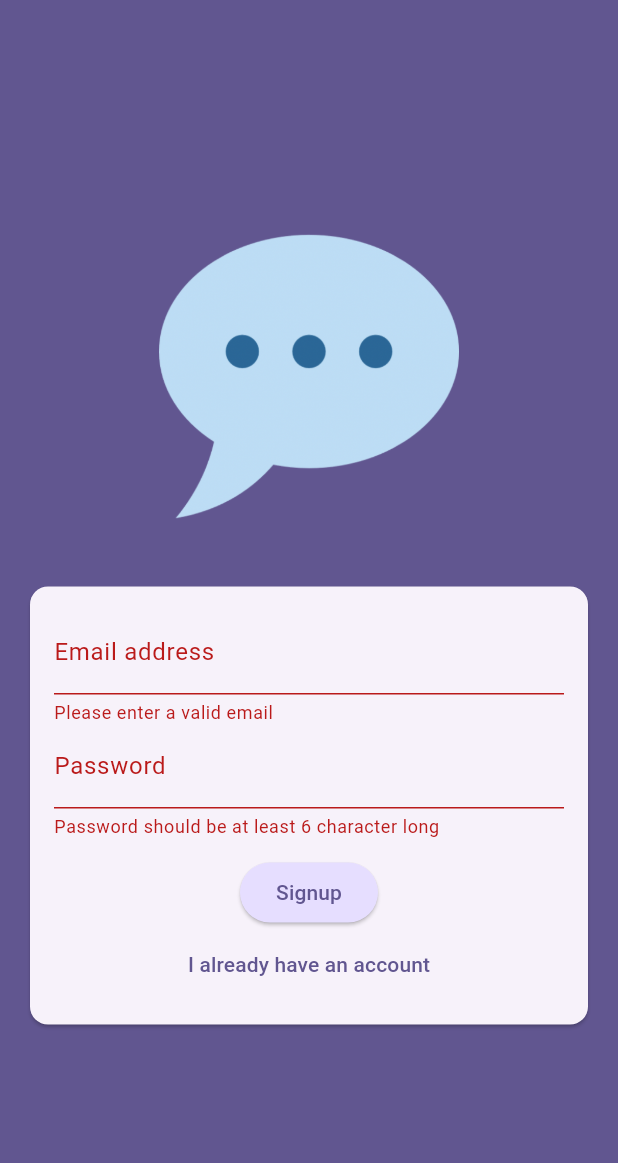
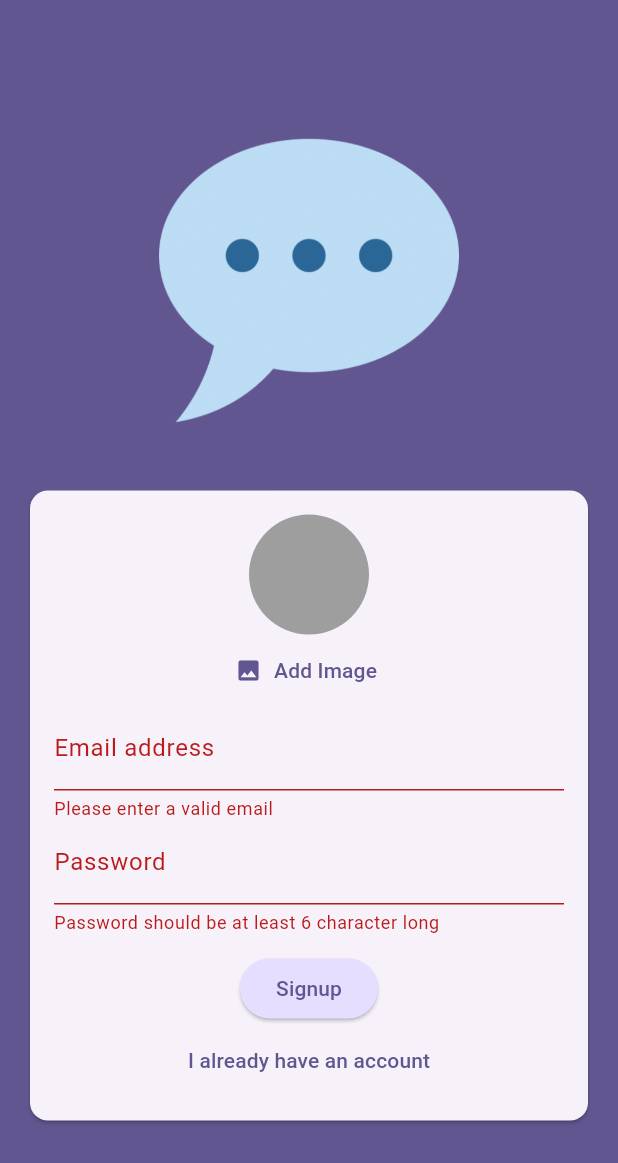
Before and after one commit to praty474/chat_app, a Flutter app: the screen it shows after launch, after a tap on "Login", after a tap on "Create an account", on a phone screen of 412 x 824 dp. Shown: the top 1163 px of the screen. Run offline on Flutter 3.47's test engine with Material 3 defaults, Android fonts, the phone set to English and light mode, and no system bars; our stand-ins replace firebase_auth, firebase_core, firebase_storage, image_picker; accounts and stored records are empty.

Commit message:
image-upload

```diff
--- a/lib/screens/auth.dart
+++ b/lib/screens/auth.dart
@@ -1,6 +1,11 @@
-import 'package:firebase_core/firebase_core.dart';
+import 'dart:io';
+
+import 'package:firebase_storage/firebase_storage.dart';
 import 'package:flutter/material.dart';
 import 'package:firebase_auth/firebase_auth.dart';
+import 'package:chat_app/widgets/user_image_picker.dart';
+
+import 'package:image_picker/image_picker.dart';
 
 final _firebase = FirebaseAuth.instance;
 
@@ -16,30 +21,46 @@ class _AuthScreenState extends State<AuthScreen> {
   var _isLogin = true;
   var _enteredEmail = '';
   var _enteredPassword = '';
+  File? _selectedImage;
+  var _isAuthenticating = false;
 
   void _submit() async {
     final isValid = _form.currentState!.validate();
 
-    if (!isValid) {
+    if (!isValid || !_isLogin && _selectedImage == null) {
       return;
     }
 
     _form.currentState!.save();
+
     try {
+      setState(() {
+        _isAuthenticating = true;
+      });
       if (_isLogin) {
         final userCredentials = _firebase.signInWithEmailAndPassword(
             email: _enteredEmail, password: _enteredPassword);
-
       } else {
         final userCredentials = await _firebase.createUserWithEmailAndPassword(
             email: _enteredEmail, password: _enteredPassword);
 
+        final storageRef = FirebaseStorage.instance
+            .ref()
+            .child('user_images')
+            .child('${userCredentials.user!.uid}.jpg');
+
+        await storageRef.putFile(_selectedImage!);
+        final imageUrl = await storageRef.getDownloadURL();
+        print(imageUrl);
       }
     } on FirebaseAuthException catch (error) {
       if (error.code == 'email-already-in-use') {}
       ScaffoldMessenger.of(context).clearSnackBars();
       ScaffoldMessenger.of(context).showSnackBar(
           SnackBar(content: Text(error.message ?? 'Authentication failed')));
+      setState(() {
+        _isAuthenticating = false;
+      });
     }
   }
 
@@ -70,7 +91,14 @@ class _AuthScreenState extends State<AuthScreen> {
                   child: Form(
                     key: _form,
                     child: Column(
+                      mainAxisSize: MainAxisSize.min,
                       children: [
+                        if (!_isLogin)
+                          UserImagePicker(
+                            onPickedImage: (PickedImage) {
+                              _selectedImage = PickedImage;
+                            },
+                          ),
                         TextFormField(
                           decoration:
                               const InputDecoration(labelText: 'Email address'),
@@ -108,16 +136,21 @@ class _AuthScreenState extends State<AuthScreen> {
                         const SizedBox(
                           height: 12,
                         ),
+                        if (_isAuthenticating)
+                          const CircularProgressIndicator(),
+                        if (!_isAuthenticating)
                           ElevatedButton(
                             onPressed: () {
                               _submit();
                             },
                             style: ElevatedButton.styleFrom(
-                            backgroundColor:
-                                Theme.of(context).colorScheme.primaryContainer,
+                              backgroundColor: Theme.of(context)
+                                  .colorScheme
+                                  .primaryContainer,
                             ),
                             child: Text(_isLogin ? 'Login' : 'Signup'),
                           ),
+                        if (!_isAuthenticating)
                           TextButton(
                             onPressed: () {
                               setState(() {
--- a/lib/screens/chat.dart
+++ b/lib/screens/chat.dart
@@ -1,6 +1,5 @@
 import 'package:firebase_auth/firebase_auth.dart';
-import 'package:firebase_core/firebase_core.dart';
-import 'package:flutter/foundation.dart';
+
 import 'package:flutter/material.dart';
 import 'package:flutter/widgets.dart';
 
--- a/lib/screens/splash.dart
+++ b/lib/screens/splash.dart
@@ -1,4 +1,4 @@
-import 'package:flutter/foundation.dart';
+
 import 'package:flutter/material.dart';
 import 'package:flutter/widgets.dart';
 
--- /dev/null
+++ b/lib/widgets/user_image_picker.dart
@@ -0,0 +1,54 @@
+import 'package:flutter/material.dart';
+import 'package:image_picker/image_picker.dart';
+import 'dart:io';
+
+class UserImagePicker extends StatefulWidget {
+  const UserImagePicker({super.key, required this.onPickedImage});
+
+  final void Function(File pickedImage) onPickedImage;
+
+  @override
+  State<UserImagePicker> createState() => _UserImagePickerState();
+}
+
+class _UserImagePickerState extends State<UserImagePicker> {
+  File? _pickedImageFile;
+  void _pickImage() async {
+    final pickedImage = await ImagePicker().pickImage(
+      source: ImageSource.camera,
+      imageQuality: 50,
+      maxWidth: 150,
+    );
+
+    if (pickedImage == null) {
+      return;
+    }
+
+    setState(() {
+      _pickedImageFile = File(pickedImage.path);
+    });
+
+    widget.onPickedImage(_pickedImageFile!);
+  }
+
+  @override
+  Widget build(BuildContext context) {
+    return Column(
+      children: [
+        CircleAvatar(
+          radius: 40,
+          backgroundColor: Colors.grey,
+          foregroundImage:
+              _pickedImageFile != null ? FileImage(_pickedImageFile!) : null,
+        ),
+        TextButton.icon(
+            onPressed: _pickImage,
+            icon: const Icon(Icons.image),
+            label: Text(
+              'Add Image',
+              style: TextStyle(color: Theme.of(context).colorScheme.primary),
+            ))
+      ],
+    );
+  }
+}
--- a/pubspec.yaml
+++ b/pubspec.yaml
@@ -36,6 +36,8 @@ dependencies:
   cupertino_icons: ^1.0.6
   firebase_core: ^2.25.5
   firebase_auth: ^4.17.6
+  firebase_storage: ^11.6.7
+  image_picker: ^1.0.7
 
 dev_dependencies:
   flutter_test:
```
Also changed, not shown: pubspec.lock, 5 other files. Lines whose indentation alone changed are shown as unchanged.
